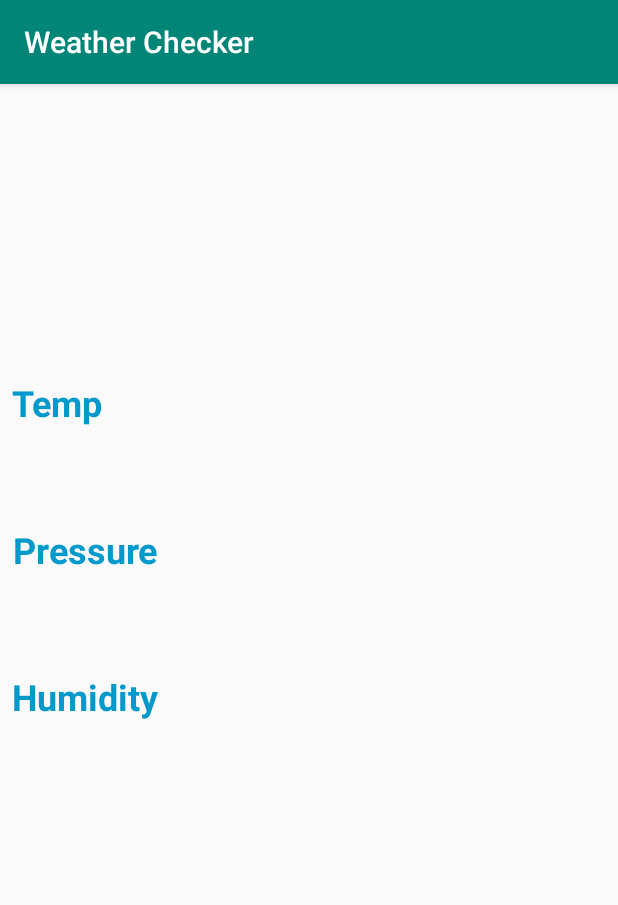
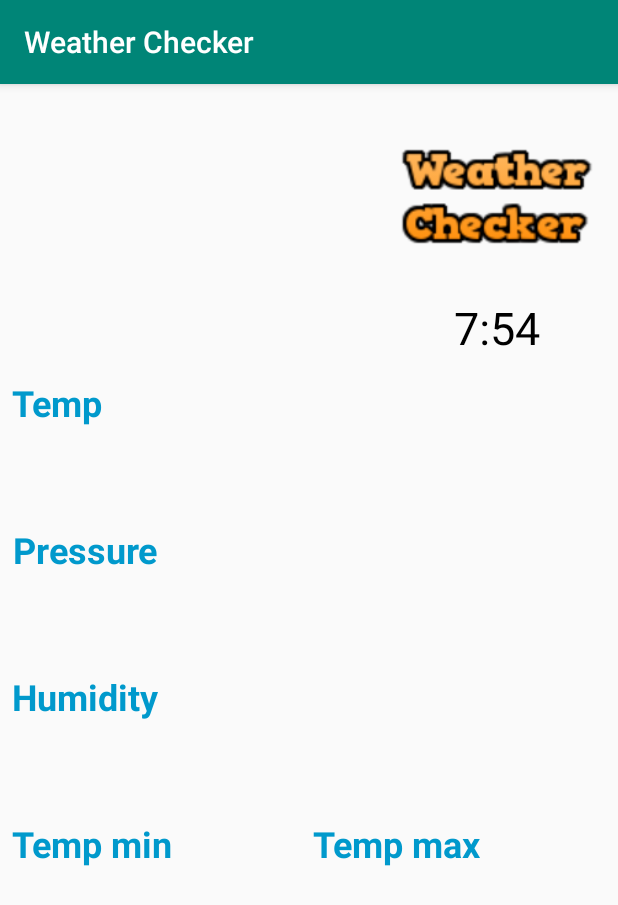
Before and after one commit to kamilmaestro/WeatherChecker, an Android app: the WeatherActivity screen opened directly, with no data from a screen before it, on a phone screen of 412 x 824 dp. Shown: the top 905 px of the screen. Run offline under Robolectric (Android 15) with nearby library versions, the phone set to English and light mode, and no system bars.

Commit message:
logo added,hour, linear layouts for main part of display

```diff
--- a/app/src/main/res/layout/activity_weather.xml
+++ b/app/src/main/res/layout/activity_weather.xml
@@ -17,6 +17,54 @@
         app:layout_constraintEnd_toEndOf="parent"
         app:layout_constraintStart_toStartOf="parent"
         app:layout_constraintTop_toTopOf="parent">
+
+        <LinearLayout
+            android:id="@+id/secondLinearMain"
+            android:layout_width="match_parent"
+            android:layout_height="match_parent"
+            android:orientation="horizontal">
+
+            <LinearLayout
+                android:id="@+id/linearCity"
+                android:layout_width="250dp"
+                android:layout_height="match_parent"
+                android:orientation="horizontal">
+
+            </LinearLayout>
+
+            <LinearLayout
+                android:id="@+id/linearLogoHour"
+                android:layout_width="match_parent"
+                android:layout_height="match_parent"
+                android:orientation="horizontal">
+
+                <LinearLayout
+                    android:id="@+id/verticalLogoHour"
+                    android:layout_width="match_parent"
+                    android:layout_height="match_parent"
+                    android:orientation="vertical">
+
+                    <ImageView
+                        android:id="@+id/wCheckerLogo"
+                        android:layout_width="match_parent"
+                        android:layout_height="125dp"
+                        android:layout_weight="1"
+                        app:srcCompat="@drawable/wCheckerLogo" />
+
+                    <TextView
+                        android:id="@+id/hourText"
+                        android:layout_width="match_parent"
+                        android:layout_height="37dp"
+                        android:layout_weight="1"
+                        android:text="7:54"
+                        android:textAlignment="center"
+                        android:textColor="@android:color/black"
+                        android:textSize="30sp" />
+
+                </LinearLayout>
+
+            </LinearLayout>
+        </LinearLayout>
 
     </LinearLayout>
 
@@ -111,16 +159,57 @@
     </LinearLayout>
 
     <LinearLayout
-        android:id="@+id/linearTempMinMax"
-        android:layout_width="395dp"
+        android:id="@+id/linearTempMin"
+        android:layout_width="195dp"
         android:layout_height="90dp"
         android:layout_marginStart="8dp"
+        android:layout_marginTop="8dp"
+        android:orientation="vertical"
+        app:layout_constraintStart_toStartOf="parent"
+        app:layout_constraintTop_toBottomOf="@+id/linearHum">
+
+        <TextView
+            android:id="@+id/minTempText"
+            android:layout_width="match_parent"
+            android:layout_height="wrap_content"
+            android:text="Temp min"
+            android:textColor="@android:color/holo_blue_dark"
+            android:textSize="24sp"
+            android:textStyle="bold" />
+
+        <TextView
+            android:id="@+id/minTempSetText"
+            android:layout_width="match_parent"
+            android:layout_height="match_parent"
+            android:textColor="@android:color/black"
+            android:textSize="30sp" />
+    </LinearLayout>
+
+    <LinearLayout
+        android:id="@+id/linearTempMax"
+        android:layout_width="195dp"
+        android:layout_height="90dp"
         android:layout_marginTop="8dp"
         android:layout_marginEnd="8dp"
         android:orientation="vertical"
         app:layout_constraintEnd_toEndOf="parent"
-        app:layout_constraintHorizontal_bias="0.0"
-        app:layout_constraintStart_toStartOf="parent"
-        app:layout_constraintTop_toBottomOf="@+id/linearHum"></LinearLayout>
+        app:layout_constraintTop_toBottomOf="@+id/linearHum">
+
+        <TextView
+            android:id="@+id/maxTempText"
+            android:layout_width="match_parent"
+            android:layout_height="wrap_content"
+            android:text="Temp max"
+            android:textColor="@android:color/holo_blue_dark"
+            android:textSize="24sp"
+            android:textStyle="bold" />
+
+        <TextView
+            android:id="@+id/maxTempSetText"
+            android:layout_width="match_parent"
+            android:layout_height="match_parent"
+            android:textColor="@android:color/black"
+            android:textSize="30sp" />
+    </LinearLayout>
 
 </android.support.constraint.ConstraintLayout>
```
Also changed, not shown: app/src/main/res/drawable/wCheckerLogo.png (added).
